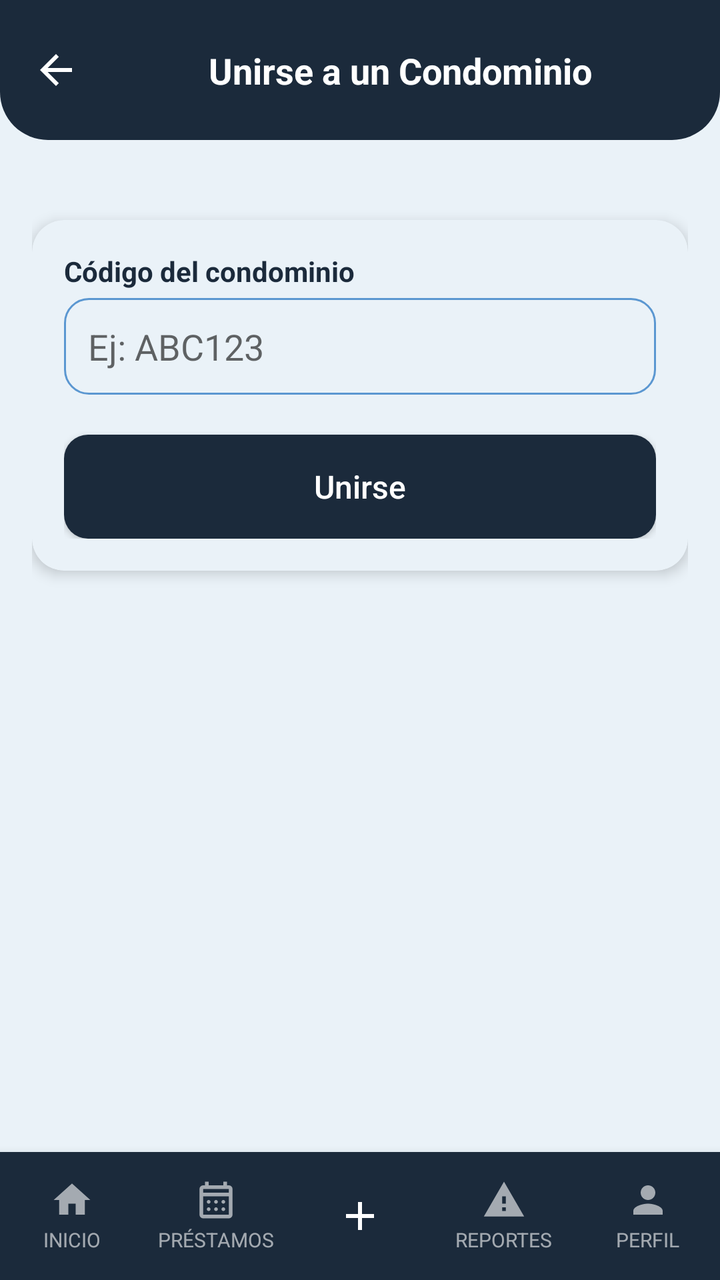
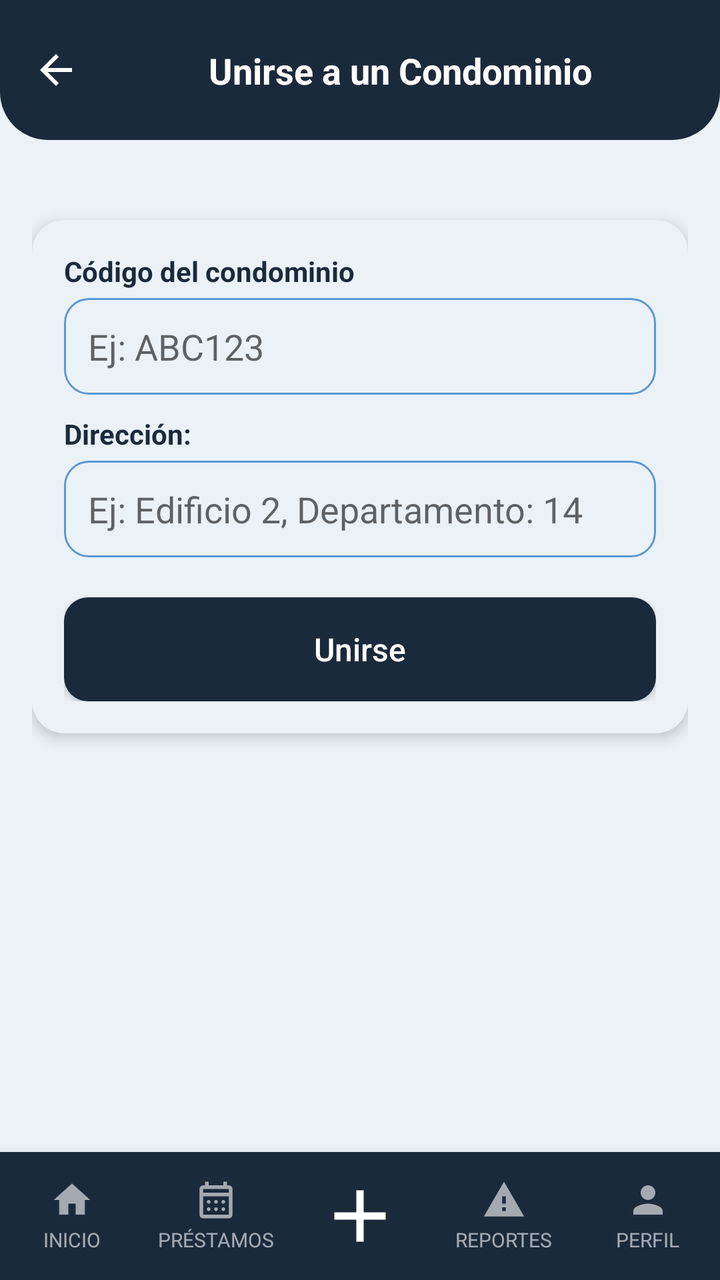

An Android layout rendered at two revisions. The XML below is the earlier revision; the diff shows what the commit changed to produce the second picture.
<!-- AndroidManifest.xml: application theme Theme.YipShare -->
<!-- res/layout/activity_ingreso_condominio.xml -->
<?xml version="1.0" encoding="utf-8"?>
<androidx.constraintlayout.widget.ConstraintLayout
    xmlns:android="http://schemas.android.com/apk/res/android"
    xmlns:app="http://schemas.android.com/apk/res-auto"
    android:id="@+id/main"
    android:layout_width="match_parent"
    android:layout_height="match_parent"
    android:background="@color/fondo_pantalla">


    <View
        android:id="@+id/bg_header"
        android:layout_width="0dp"
        android:layout_height="0dp"
        android:background="@drawable/bg_header"
        app:layout_constraintTop_toTopOf="parent"
        app:layout_constraintStart_toStartOf="parent"
        app:layout_constraintEnd_toEndOf="parent"
        app:layout_constraintBottom_toBottomOf="@id/guideline_header" />

    <androidx.constraintlayout.widget.Guideline
        android:id="@+id/guideline_header"
        android:layout_width="wrap_content"
        android:layout_height="wrap_content"
        android:orientation="horizontal"
        app:layout_constraintGuide_begin="70dp" />

    <ImageView
        android:id="@+id/btn_regresar"
        android:layout_width="24dp"
        android:layout_height="24dp"
        android:src="@drawable/ic_arrow_back"
        app:tint="@android:color/white"
        android:contentDescription="Regresar"
        android:clickable="true"
        android:focusable="true"
        android:background="?attr/selectableItemBackgroundBorderless"
        android:layout_marginStart="16dp"
        app:layout_constraintTop_toTopOf="@id/bg_header"
        app:layout_constraintBottom_toBottomOf="@id/bg_header"
        app:layout_constraintStart_toStartOf="parent" />

    <TextView
        android:id="@+id/tv_titulo_pantalla"
        android:layout_width="0dp"
        android:layout_height="wrap_content"
        android:text="Unirse a un Condominio"
        android:textAlignment="center"
        android:textColor="@android:color/white"
        android:textStyle="bold"
        android:textSize="18sp"
        android:gravity="center"
        app:layout_constraintTop_toTopOf="@id/bg_header"
        app:layout_constraintBottom_toBottomOf="@id/bg_header"
        app:layout_constraintStart_toEndOf="@id/btn_regresar"
        app:layout_constraintEnd_toEndOf="parent" />

    

    <ScrollView
        android:layout_width="0dp"
        android:layout_height="0dp"
        android:fillViewport="true"
        app:layout_constraintTop_toBottomOf="@id/guideline_header"
        app:layout_constraintStart_toStartOf="parent"
        app:layout_constraintEnd_toEndOf="parent"
        app:layout_constraintBottom_toTopOf="@id/bottom_nav">

        <androidx.constraintlayout.widget.ConstraintLayout
            android:layout_width="match_parent"
            android:layout_height="wrap_content"
            android:padding="16dp">

            
            <androidx.cardview.widget.CardView
                android:id="@+id/card_unirse"
                android:layout_width="0dp"
                android:layout_height="wrap_content"
                android:layout_marginTop="24dp"
                app:cardCornerRadius="16dp"
                app:cardElevation="4dp"
                app:cardBackgroundColor="@color/color_tarjeta"
                app:layout_constraintTop_toTopOf="parent"
                app:layout_constraintStart_toStartOf="parent"
                app:layout_constraintEnd_toEndOf="parent">

                <LinearLayout
                    android:layout_width="match_parent"
                    android:layout_height="wrap_content"
                    android:orientation="vertical"
                    android:padding="16dp">

                    <TextView
                        style="@style/TextTitle"
                        android:layout_width="wrap_content"
                        android:layout_height="wrap_content"
                        android:textSize="14sp"
                        android:text="Código del condominio" />

                    <EditText
                        android:id="@+id/et_codigo_condominio"
                        android:layout_width="match_parent"
                        android:layout_height="wrap_content"
                        android:layout_marginTop="4dp"
                        android:background="@drawable/bg_input"
                        android:padding="12dp"
                        android:inputType="textCapCharacters"
                        android:maxLines="1"
                        android:hint="Ej: ABC123" />

                    
                    <TextView
                        android:id="@+id/tv_error_codigo"
                        android:layout_width="wrap_content"
                        android:layout_height="wrap_content"
                        android:layout_marginTop="6dp"
                        android:textColor="#D32F2F"
                        android:textSize="12sp"
                        android:text="Código inválido"
                        android:visibility="gone" />

                    <Button
                        android:id="@+id/btn_unirse"
                        style="@style/ButtonPrimary"
                        android:layout_width="match_parent"
                        android:layout_height="52dp"
                        android:layout_marginTop="20dp"
                        android:text="Unirse" />

                </LinearLayout>

            </androidx.cardview.widget.CardView>

        </androidx.constraintlayout.widget.ConstraintLayout>

    </ScrollView>


    <LinearLayout
        android:id="@+id/bottom_nav"
        android:layout_width="0dp"
        android:layout_height="64dp"
        android:orientation="horizontal"
        android:weightSum="5"
        android:background="@color/azul_yipshare"
        android:elevation="8dp"
        app:layout_constraintBottom_toBottomOf="parent"
        app:layout_constraintStart_toStartOf="parent"
        app:layout_constraintEnd_toEndOf="parent">

        <LinearLayout
            android:id="@+id/nav_inicio"
            android:layout_width="0dp"
            android:layout_height="match_parent"
            android:layout_weight="1"
            android:orientation="vertical"
            android:gravity="center"
            android:clickable="true"
            android:focusable="true"
            android:background="?attr/selectableItemBackgroundBorderless">

            <ImageView
                android:layout_width="22dp"
                android:layout_height="22dp"
                android:src="@drawable/ic_house_princial"
                app:tint="#99FFFFFF"
                android:contentDescription="Inicio" />

            <TextView
                android:layout_width="wrap_content"
                android:layout_height="wrap_content"
                android:text="INICIO"
                android:textColor="#99FFFFFF"
                android:textSize="10sp"
                android:layout_marginTop="2dp" />
        </LinearLayout>

        <LinearLayout
            android:id="@+id/nav_prestamos"
            android:layout_width="0dp"
            android:layout_height="match_parent"
            android:layout_weight="1"
            android:orientation="vertical"
            android:gravity="center"
            android:clickable="true"
            android:focusable="true"
            android:background="?attr/selectableItemBackgroundBorderless">

            <ImageView
                android:layout_width="22dp"
                android:layout_height="22dp"
                android:src="@drawable/ic_calendar_month"
                app:tint="#99FFFFFF"
                android:contentDescription="Préstamos" />

            <TextView
                android:layout_width="wrap_content"
                android:layout_height="wrap_content"
                android:text="PRÉSTAMOS"
                android:textColor="#99FFFFFF"
                android:textSize="10sp"
                android:layout_marginTop="2dp" />
        </LinearLayout>

        <LinearLayout
            android:id="@+id/nav_agregar"
            android:layout_width="0dp"
            android:layout_height="match_parent"
            android:layout_weight="1"
            android:orientation="vertical"
            android:gravity="center"
            android:clickable="true"
            android:focusable="true"
            android:background="?attr/selectableItemBackgroundBorderless">

            <ImageView
                android:layout_width="24dp"
                android:layout_height="24dp"
                android:src="@drawable/ic_plus_icon"
                app:tint="@android:color/white"
                android:contentDescription="Agregar" />
        </LinearLayout>

        <LinearLayout
            android:id="@+id/nav_reportes"
            android:layout_width="0dp"
            android:layout_height="match_parent"
            android:layout_weight="1"
            android:orientation="vertical"
            android:gravity="center"
            android:clickable="true"
            android:focusable="true"
            android:background="?attr/selectableItemBackgroundBorderless">

            <ImageView
                android:layout_width="22dp"
                android:layout_height="22dp"
                android:src="@drawable/ic_warning"
                app:tint="#99FFFFFF"
                android:contentDescription="Reportes" />

            <TextView
                android:layout_width="wrap_content"
                android:layout_height="wrap_content"
                android:text="REPORTES"
                android:textColor="#99FFFFFF"
                android:textSize="10sp"
                android:layout_marginTop="2dp" />
        </LinearLayout>

        <LinearLayout
            android:id="@+id/nav_perfil"
            android:layout_width="0dp"
            android:layout_height="match_parent"
            android:layout_weight="1"
            android:orientation="vertical"
            android:gravity="center"
            android:clickable="true"
            android:focusable="true"
            android:background="?attr/selectableItemBackgroundBorderless">

            <ImageView
                android:layout_width="22dp"
                android:layout_height="22dp"
                android:src="@drawable/ic_person"
                app:tint="#99FFFFFF"
                android:contentDescription="Perfil" />

            <TextView
                android:layout_width="wrap_content"
                android:layout_height="wrap_content"
                android:text="PERFIL"
                android:textColor="#99FFFFFF"
                android:textSize="10sp"
                android:layout_marginTop="2dp" />
        </LinearLayout>

    </LinearLayout>

</androidx.constraintlayout.widget.ConstraintLayout>
<!-- resources referenced by this layout -->
<resources>
  <color name="azul_yipshare">#1B2A3B</color>
  <color name="color_tarjeta">#EAF2F8</color>
  <color name="fondo_pantalla">#EAF2F8</color>
  <!-- drawable bg_header (drawable) -->
  <?xml version="1.0" encoding="utf-8"?>
  <shape xmlns:android="http://schemas.android.com/apk/res/android"
      android:shape="rectangle">
      <solid android:color="@color/azul_yipshare" />
      <corners
          android:bottomLeftRadius="24dp"
          android:bottomRightRadius="24dp" />
  </shape>
  <!-- drawable ic_arrow_back (drawable) -->
  <vector xmlns:android="http://schemas.android.com/apk/res/android"
      android:width="24dp"
      android:height="24dp"
      android:viewportWidth="24"
      android:viewportHeight="24"
      android:tint="?attr/colorControlNormal">
      <path
          android:fillColor="@android:color/white"
          android:pathData="M20,11H7.83l5.59,-5.59L12,4l-8,8 8,8 1.41,-1.41L7.83,13H20v-2z"/>
  </vector>
  <!-- drawable ic_house_princial (drawable) -->
  <vector xmlns:android="http://schemas.android.com/apk/res/android"
      android:width="24dp"
      android:height="24dp"
      android:viewportWidth="24"
      android:viewportHeight="24">
      <path
          android:fillColor="@android:color/white"
          android:pathData="M10,20v-6h4v6h5v-8h3L12,3 2,12h3v8z"/>
  </vector>
  <!-- drawable ic_person (drawable) -->
  <vector xmlns:android="http://schemas.android.com/apk/res/android"
      android:width="24dp"
      android:height="24dp"
      android:viewportWidth="24"
      android:viewportHeight="24">
      <path
          android:fillColor="@android:color/white"
          android:pathData="M12,12c2.21,0 4,-1.79 4,-4s-1.79,-4 -4,-4 -4,1.79 -4,4 1.79,4 4,4zM12,14c-2.67,0 -8,1.34 -8,4v2h16v-2c0,-2.66 -5.33,-4 -8,-4z"/>
  </vector>
  <!-- drawable ic_plus_icon (drawable) -->
  <vector xmlns:android="http://schemas.android.com/apk/res/android"
      android:width="24dp"
      android:height="24dp"
      android:viewportWidth="960"
      android:viewportHeight="960">
      <path
          android:fillColor="@android:color/white"
          android:pathData="M440,520L200,520L200,440L440,440L440,200L520,200L520,440L760,440L760,520L520,520L520,760L440,760L440,520Z"/>
  </vector>
  <!-- drawable ic_warning (drawable) -->
  <vector xmlns:android="http://schemas.android.com/apk/res/android"
      android:width="24dp"
      android:height="24dp"
      android:viewportWidth="24"
      android:viewportHeight="24">
      <path
          android:fillColor="@android:color/white"
          android:pathData="M1,21h22L12,2 1,21zM13,18h-2v-2h2v2zM13,14h-2v-4h2v4z"/>
  </vector>
  <style name="ButtonPrimary">
          <item name="android:layout_width">match_parent</item>
          <item name="android:layout_height">52dp</item>
          <item name="android:background">@drawable/bg_button_primary</item>
          <item name="android:textColor">#FFFFFF</item>
          <item name="android:textSize">16sp</item>
          <item name="android:textAllCaps">false</item>
      </style>
  <style name="TextTitle">
          <item name="android:textColor">@color/azul_yipshare</item>
          <item name="android:textSize">18sp</item>
          <item name="android:textStyle">bold</item>
      </style>
  <style name="Theme.YipShare" parent="Theme.AppCompat.DayNight.NoActionBar">
          <item name="android:windowBackground">@color/fondo_pantalla</item>
      </style>
  <color name="input_fondo">#EAF2F8</color>
  <color name="input_stroke">#5B97D1</color>
  <!-- drawable bg_button_primary (drawable) -->
  <?xml version="1.0" encoding="utf-8"?>
  <shape xmlns:android="http://schemas.android.com/apk/res/android"
      android:shape="rectangle">
      <solid android:color="@color/azul_yipshare" />
      <corners android:radius="12dp" />
  </shape>
  <!-- unchanged entries left out for length: 2 -->
</resources>

<!-- the commit's change to res/layout/activity_ingreso_condominio.xml (unified diff, before → after) -->
@@ -55,7 +55,6 @@
         app:layout_constraintStart_toEndOf="@id/btn_regresar"
         app:layout_constraintEnd_toEndOf="parent" />
 
-    
 
     <ScrollView
         android:layout_width="0dp"
@@ -108,7 +107,6 @@
                         android:maxLines="1"
                         android:hint="Ej: ABC123" />
 
-                    
                     <TextView
                         android:id="@+id/tv_error_codigo"
                         android:layout_width="wrap_content"
@@ -118,6 +116,26 @@
                         android:textSize="12sp"
                         android:text="Código inválido"
                         android:visibility="gone" />
+
+                    <TextView
+                        style="@style/TextTitle"
+                        android:layout_width="wrap_content"
+                        android:layout_height="wrap_content"
+                        android:textSize="14sp"
+                        android:layout_marginTop="10dp"
+                        android:text="Dirección:" />
+
+                    <EditText
+                        android:id="@+id/et_direccion"
+                        android:layout_width="match_parent"
+                        android:layout_height="wrap_content"
+                        android:layout_marginTop="4dp"
+                        android:background="@drawable/bg_input"
+                        android:padding="12dp"
+                        android:inputType="textPostalAddress"
+                        android:maxLines="1"
+                        android:hint="Ej: Edificio 2, Departamento: 14" />
+
 
                     <Button
                         android:id="@+id/btn_unirse"
@@ -164,6 +182,8 @@
                 android:layout_height="22dp"
                 android:src="@drawable/ic_house_princial"
                 app:tint="#99FFFFFF"
+                android:clickable="true"
+                android:focusable="true"
                 android:contentDescription="Inicio" />
 
             <TextView
@@ -191,6 +211,7 @@
                 android:layout_height="22dp"
                 android:src="@drawable/ic_calendar_month"
                 app:tint="#99FFFFFF"
+
                 android:contentDescription="Préstamos" />
 
             <TextView
@@ -214,10 +235,12 @@
             android:background="?attr/selectableItemBackgroundBorderless">
 
             <ImageView
-                android:layout_width="24dp"
-                android:layout_height="24dp"
+                android:layout_width="44dp"
+                android:layout_height="44dp"
                 android:src="@drawable/ic_plus_icon"
                 app:tint="@android:color/white"
+                android:clickable="true"
+                android:focusable="true"
                 android:contentDescription="Agregar" />
         </LinearLayout>
 
